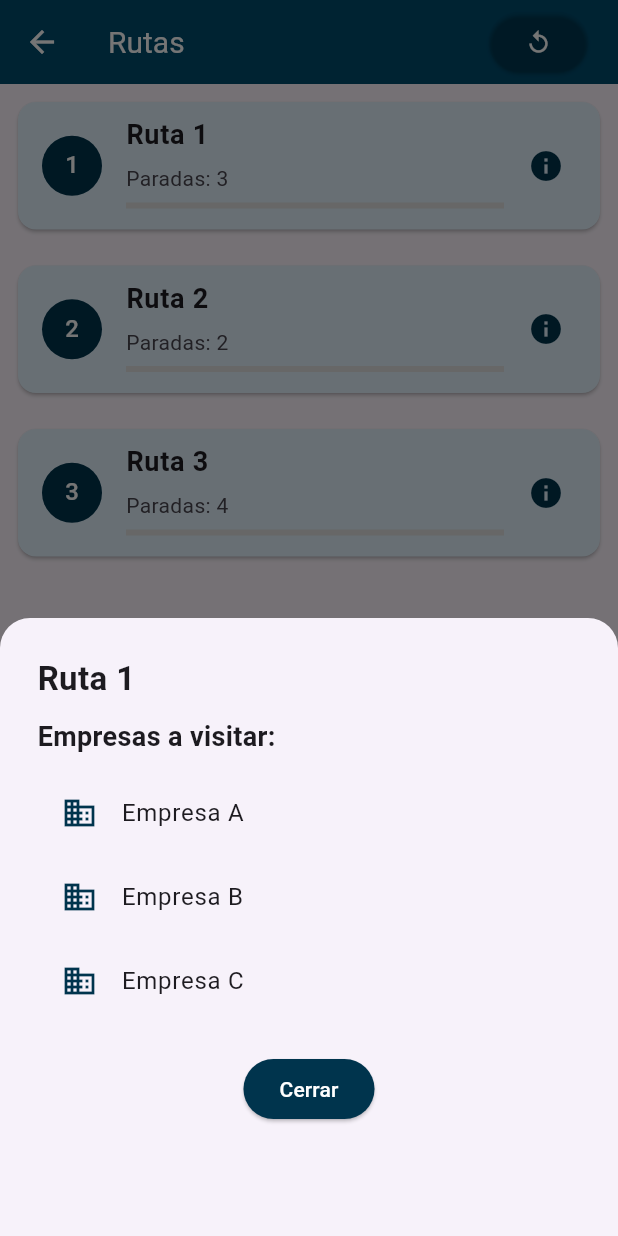
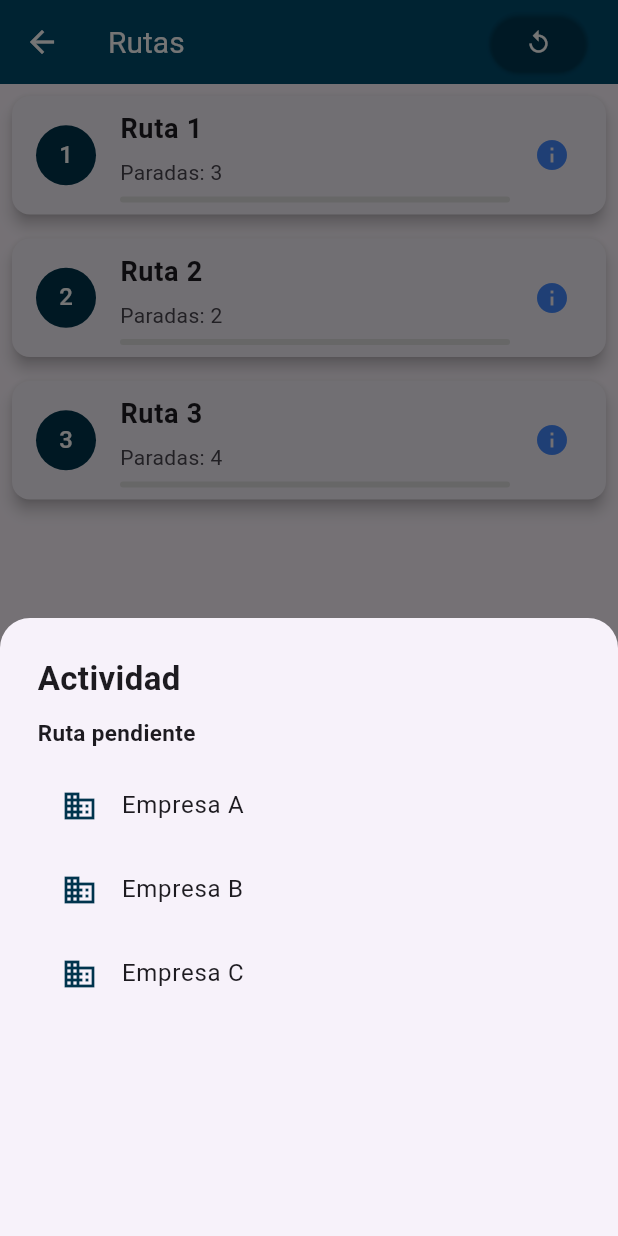
Before and after one commit to Mystedev/Odoo_App, a Flutter app: the MyRoutes screen opened directly, after a tap on an icon or button, on a phone screen of 412 x 824 dp. Run offline on Flutter 3.47's test engine with Material 3 defaults, Android fonts, the phone set to English and light mode, and no system bars; our stand-ins replace flutter_speed_dial, shared_preferences; accounts and stored records are empty; network calls fail.

Commit message:
Modal modificado

```diff
--- a/lib/routes/rutes.dart
+++ b/lib/routes/rutes.dart
@@ -51,8 +51,9 @@ class _MyRoutesState extends State<MyRoutes> {
         itemBuilder: (context, index) {
           final route = routes[index];
           return Card(
-            color: Colors.blue.shade50,
-            margin: const EdgeInsets.all(12),
+            margin: const EdgeInsets.all(8),
+            elevation: 4,
+            shadowColor: Colors.black,
             shape: RoundedRectangleBorder(
               borderRadius: BorderRadius.circular(12),
             ),
@@ -78,14 +79,14 @@ class _MyRoutesState extends State<MyRoutes> {
                   LinearProgressIndicator(
                     value: route['progress'],
                     backgroundColor: Colors.grey.shade300,
+                    borderRadius: BorderRadius.circular(10),
                     color: const  Color(0xFF00344D),
                   ),
-                  const SizedBox(height: 6),
                 ],
               ),
               trailing: const Icon(
                 Icons.info,
-                color: Color(0xFF00344D),
+                color: Colors.blueAccent,
               ),
               onTap: () {
                 // Mostrar el modal_bottom_sheet con los detalles de la ruta seleccionada
@@ -139,14 +140,14 @@ class RouteDetailsBottomSheet extends StatelessWidget {
         crossAxisAlignment: CrossAxisAlignment.start,
         mainAxisSize: MainAxisSize.min,
         children: [
-          Text(
-            routeName,
-            style: const TextStyle(fontSize: 22, fontWeight: FontWeight.bold),
+          const Text(
+            'Actividad',
+            style: TextStyle(fontSize: 22, fontWeight: FontWeight.bold),
           ),
           const SizedBox(height: 10),
           const Text(
-            'Empresas a visitar:',
-            style: TextStyle(fontSize: 18, fontWeight: FontWeight.bold),
+            'Ruta pendiente',
+            style: TextStyle(fontSize: 15, fontWeight: FontWeight.bold),
           ),
           const SizedBox(height: 10),
           // Lista de paradas con estilo más limpio
@@ -159,14 +160,6 @@ class RouteDetailsBottomSheet extends StatelessWidget {
               title: Text(stop),
             ),
           const SizedBox(height: 20),
-          Center(
-            child: ElevatedButton(
-              onPressed: () {
-                Navigator.pop(context); // Cierra el BottomSheet
-              },
-              child: const Text('Cerrar'),
-            ),
-          ),
         ],
       ),
     );
```
